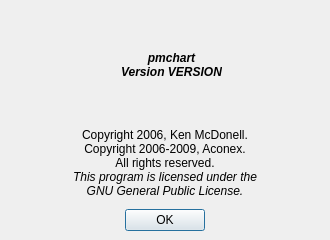
This is src/chart/aboutdialog.ui in performancecopilot/pcp as Qt 5 draws it before an edit. The edited form follows.
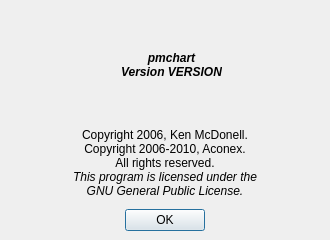
This is the edited form. Icons and pictures are not drawn.

Commit message: Update copyright dates in About dialogs.

Patch:
```diff
--- a/src/chart/aboutdialog.ui
+++ b/src/chart/aboutdialog.ui
@@ -126,7 +126,7 @@
 &lt;html>&lt;head>&lt;meta name="qrichtext" content="1" />&lt;style type="text/css">
 p, li { white-space: pre-wrap; }
 &lt;/style>&lt;/head>&lt;body style=" font-family:'Sans Serif'; font-size:9pt; font-weight:400; font-style:normal;">
-&lt;p align="center" style=" margin-top:0px; margin-bottom:0px; margin-left:0px; margin-right:0px; -qt-block-indent:0; text-indent:0px;">Copyright 2006, Ken McDonell.&lt;br />Copyright 2006-2009, Aconex.&lt;br />All rights reserved.&lt;br />&lt;span style=" font-style:italic;">This program is licensed under the&lt;br />GNU General Public License.&lt;/span>&lt;/p>&lt;/body>&lt;/html></string>
+&lt;p align="center" style=" margin-top:0px; margin-bottom:0px; margin-left:0px; margin-right:0px; -qt-block-indent:0; text-indent:0px;">Copyright 2006, Ken McDonell.&lt;br />Copyright 2006-2010, Aconex.&lt;br />All rights reserved.&lt;br />&lt;span style=" font-style:italic;">This program is licensed under the&lt;br />GNU General Public License.&lt;/span>&lt;/p>&lt;/body>&lt;/html></string>
        </property>
        <property name="alignment" >
         <set>Qt::AlignCenter</set>
```
The commit also changes 1 other file.
